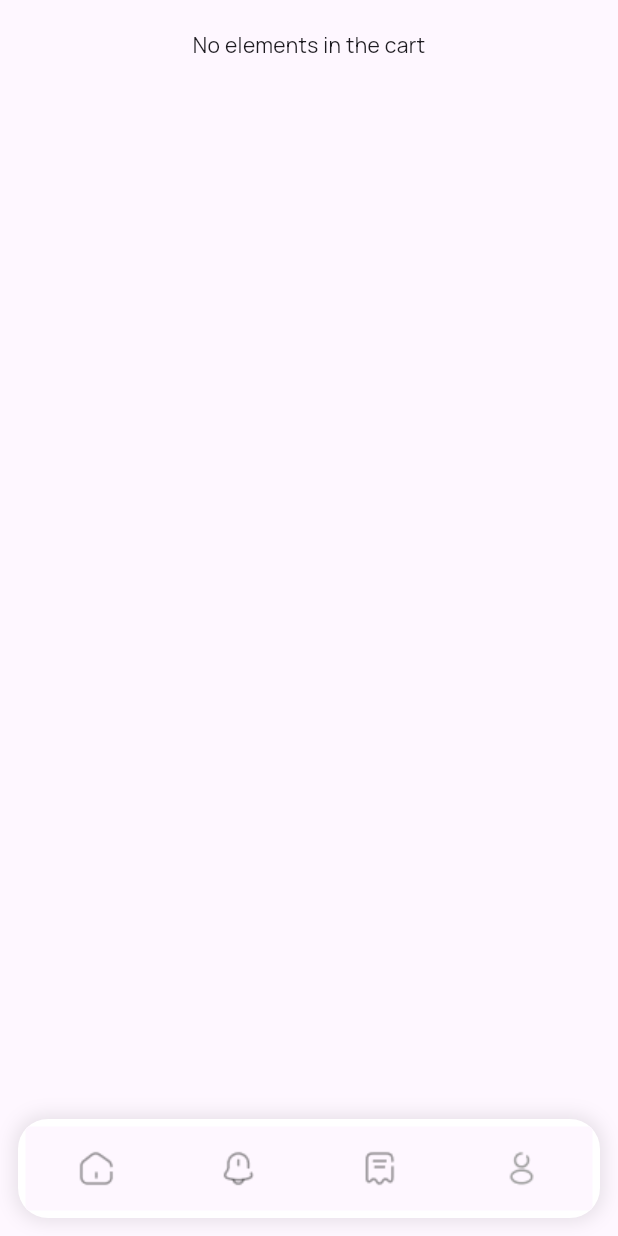
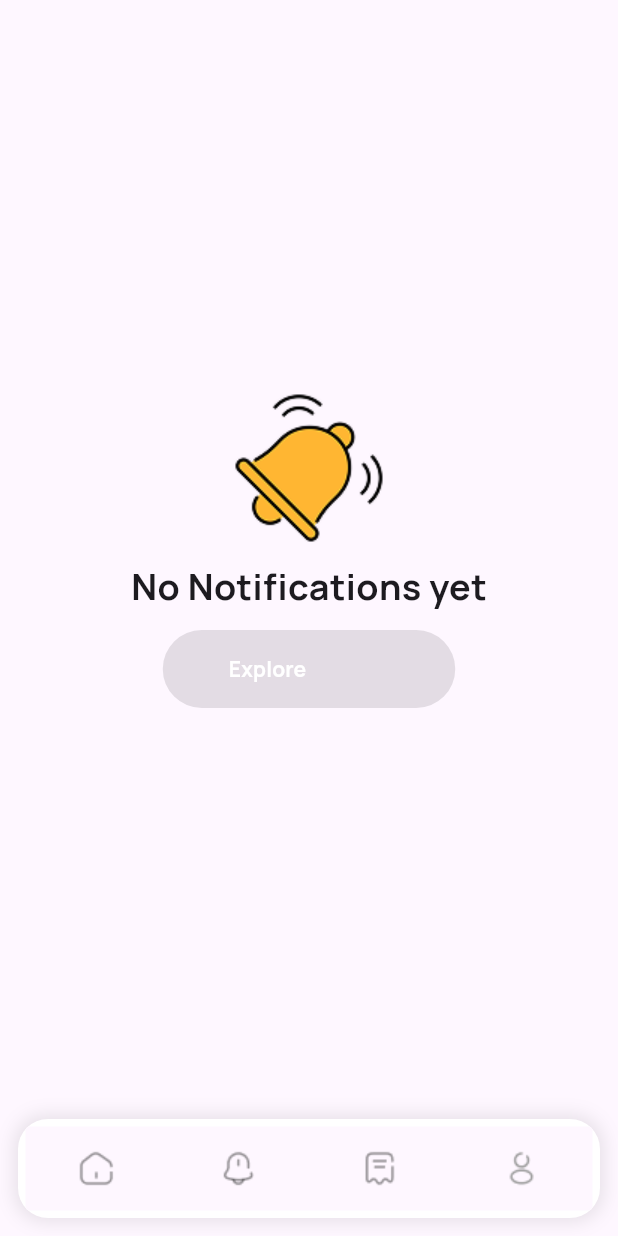
Before and after one commit to Bodeayman/EcomFlutter, a Flutter app: the screen it shows after launch, swiped to page 2, on a phone screen of 412 x 824 dp. Run offline on Flutter 3.47's test engine with Material 3 defaults, Android fonts, the phone set to English and light mode, and no system bars; our stand-ins replace bloc, dartz, dio, flutter_bloc, font_awesome_flutter, go_router and 5 more; missing offline and left inert: dart:ffi; accounts and stored records are empty; network calls fail.

Commit message:
Added the no notifications yet

```diff
--- a/lib/constants/sizes.dart
+++ b/lib/constants/sizes.dart
@@ -6,3 +6,4 @@ double kCatImageSize = 56;
 double kNormalFontSize = 12;
 double kPageViewWidth = 342;
 double kSettingsTile = 8;
+double kNoTextSize = 24;
--- a/lib/pages/Home/home_view.dart
+++ b/lib/pages/Home/home_view.dart
@@ -1,4 +1,5 @@
 import 'package:ecomflutter/constants/colors.dart';
+import 'package:ecomflutter/pages/MainPages/notifications.dart';
 import 'package:ecomflutter/shared/appbar.dart';
 import 'package:ecomflutter/shared/home_drawer.dart';
 import 'package:ecomflutter/pages/MainPages/checkout.dart';
@@ -43,7 +44,12 @@ class _HomeState extends State<Home> {
             current_index = index;
           });
         },
-        children: const [ProductsPage(), Checkout(), Settings()],
+        children: const [
+          ProductsPage(),
+          NotificationsPage(),
+          Checkout(),
+          Settings(),
+        ],
       ),
 
       bottomNavigationBar: Container(
--- /dev/null
+++ b/lib/pages/MainPages/notifications.dart
@@ -0,0 +1,41 @@
+import 'package:ecomflutter/constants/colors.dart';
+import 'package:ecomflutter/constants/sizes.dart';
+import 'package:ecomflutter/pages/OnBoarding/Widgets/login_material_button.dart';
+import 'package:flutter/material.dart';
+
+class NotificationsPage extends StatelessWidget {
+  const NotificationsPage({super.key});
+
+  @override
+  Widget build(BuildContext context) {
+    return Scaffold(
+      body: Center(
+        child: Column(
+          mainAxisAlignment: MainAxisAlignment.center,
+          children: [
+            Image.asset("assets/bell 1.png"),
+            Container(
+              margin: EdgeInsets.symmetric(vertical: 12),
+              child: Text(
+                "No Notifications yet",
+                style: TextStyle(
+                  fontSize: kNoTextSize,
+                  fontWeight: FontWeight.bold,
+                ),
+              ),
+            ),
+            SizedBox(
+              height: 52,
+              width: 195,
+              child: CustomeElevatedButton(
+                buttonColor: appbarSec,
+                hintText: "Explore Categories",
+                textColor: Colors.white,
+              ),
+            ),
+          ],
+        ),
+      ),
+    );
+  }
+}
--- a/lib/pages/OnBoarding/Widgets/login_material_button.dart
+++ b/lib/pages/OnBoarding/Widgets/login_material_button.dart
@@ -43,6 +43,8 @@ class CustomeElevatedButton extends StatelessWidget {
               child: Align(
                 alignment: Alignment.center,
                 child: Text(
+                  maxLines: 1,
+
                   hintText,
                   style: TextStyle(
                     color: textColor,
```
Also changed, not shown: assets/bell 1.png (added).
